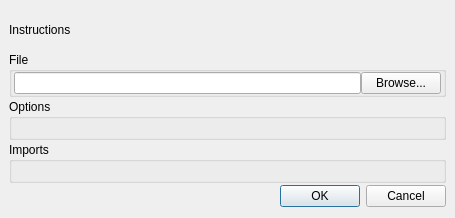
pencil2d/pencil, file app/ui/importexportdialog.ui: the form before one commit.
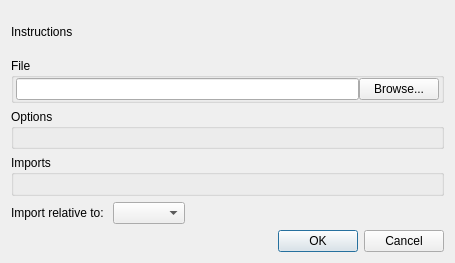
The form after the commit.

Commit message: Import relative to current pos, center or camera

Patch:
```diff
--- a/app/ui/importexportdialog.ui
+++ b/app/ui/importexportdialog.ui
@@ -10,7 +10,7 @@
     <x>0</x>
     <y>0</y>
     <width>455</width>
-    <height>218</height>
+    <height>263</height>
    </rect>
   </property>
   <property name="sizePolicy">
@@ -23,18 +23,6 @@
    <bool>true</bool>
   </property>
   <layout class="QVBoxLayout" name="verticalLayout">
-   <property name="spacing">
-    <number>2</number>
-   </property>
-   <property name="leftMargin">
-    <number>9</number>
-   </property>
-   <property name="topMargin">
-    <number>9</number>
-   </property>
-   <property name="rightMargin">
-    <number>9</number>
-   </property>
    <item>
     <widget class="QLabel" name="instructionsLabel">
      <property name="minimumSize">
@@ -109,6 +97,33 @@
      </property>
     </widget>
    </item>
+   <item>
+    <layout class="QHBoxLayout" name="horizontalLayout_2">
+     <item>
+      <widget class="QLabel" name="labImportRelativeTo">
+       <property name="text">
+        <string>Import relative to: </string>
+       </property>
+      </widget>
+     </item>
+     <item>
+      <widget class="QComboBox" name="cbImportPosition"/>
+     </item>
+     <item>
+      <spacer name="horizontalSpacer">
+       <property name="orientation">
+        <enum>Qt::Horizontal</enum>
+       </property>
+       <property name="sizeHint" stdset="0">
+        <size>
+         <width>40</width>
+         <height>20</height>
+        </size>
+       </property>
+      </spacer>
+     </item>
+    </layout>
+   </item>
    <item>
     <widget class="QDialogButtonBox" name="buttonBox">
      <property name="orientation">
```
The commit also changes 5 other files.
